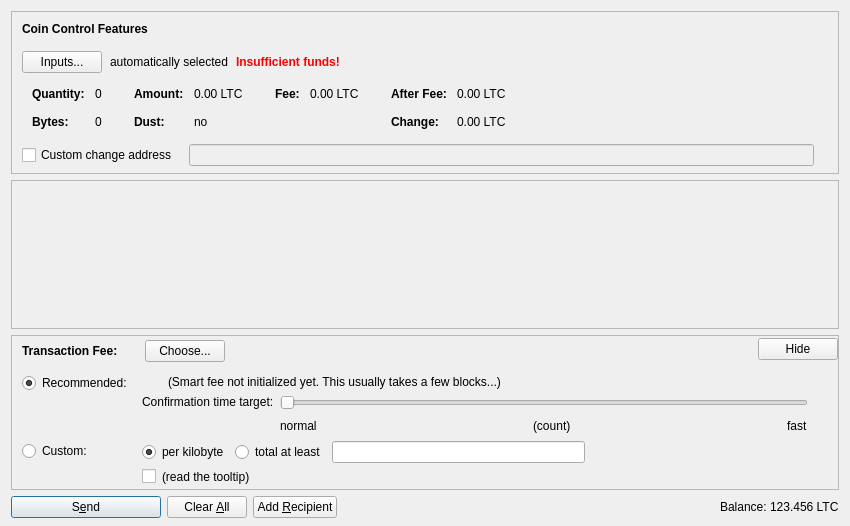
Old version of the form src/qt/forms/sendcoinsdialog.ui in the repository dcanaud/p65coin.
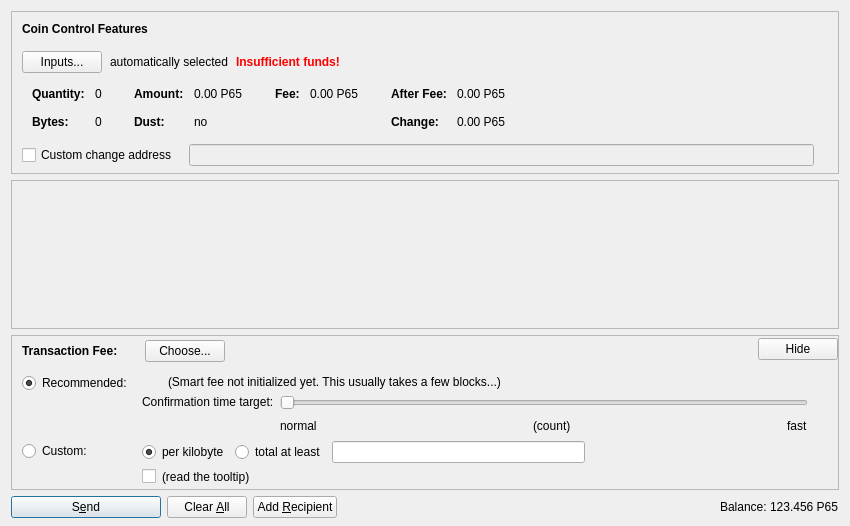
New version of the form. Icons and pictures are not drawn. Custom widgets are drawn as their Qt base class.

The edit to the form file:
```diff
--- a/src/qt/forms/sendcoinsdialog.ui
+++ b/src/qt/forms/sendcoinsdialog.ui
@@ -324,7 +324,7 @@
                   <enum>Qt::ActionsContextMenu</enum>
                  </property>
                  <property name="text">
-                  <string notr="true">0.00 LTC</string>
+                  <string notr="true">0.00 P65</string>
                  </property>
                  <property name="textInteractionFlags">
                   <set>Qt::LinksAccessibleByMouse|Qt::TextSelectableByKeyboard|Qt::TextSelectableByMouse</set>
@@ -404,7 +404,7 @@
                   <enum>Qt::ActionsContextMenu</enum>
                  </property>
                  <property name="text">
-                  <string notr="true">0.00 LTC</string>
+                  <string notr="true">0.00 P65</string>
                  </property>
                  <property name="textInteractionFlags">
                   <set>Qt::LinksAccessibleByMouse|Qt::TextSelectableByKeyboard|Qt::TextSelectableByMouse</set>
@@ -455,7 +455,7 @@
                   <enum>Qt::ActionsContextMenu</enum>
                  </property>
                  <property name="text">
-                  <string notr="true">0.00 LTC</string>
+                  <string notr="true">0.00 P65</string>
                  </property>
                  <property name="textInteractionFlags">
                   <set>Qt::LinksAccessibleByMouse|Qt::TextSelectableByKeyboard|Qt::TextSelectableByMouse</set>
@@ -484,7 +484,7 @@
                   <enum>Qt::ActionsContextMenu</enum>
                  </property>
                  <property name="text">
-                  <string notr="true">0.00 LTC</string>
+                  <string notr="true">0.00 P65</string>
                  </property>
                  <property name="textInteractionFlags">
                   <set>Qt::LinksAccessibleByMouse|Qt::TextSelectableByKeyboard|Qt::TextSelectableByMouse</set>
@@ -1290,7 +1290,7 @@
           <cursorShape>IBeamCursor</cursorShape>
          </property>
          <property name="text">
-          <string notr="true">123.456 LTC</string>
+          <string notr="true">123.456 P65</string>
          </property>
          <property name="textInteractionFlags">
           <set>Qt::LinksAccessibleByMouse|Qt::TextSelectableByKeyboard|Qt::TextSelectableByMouse</set>
```
